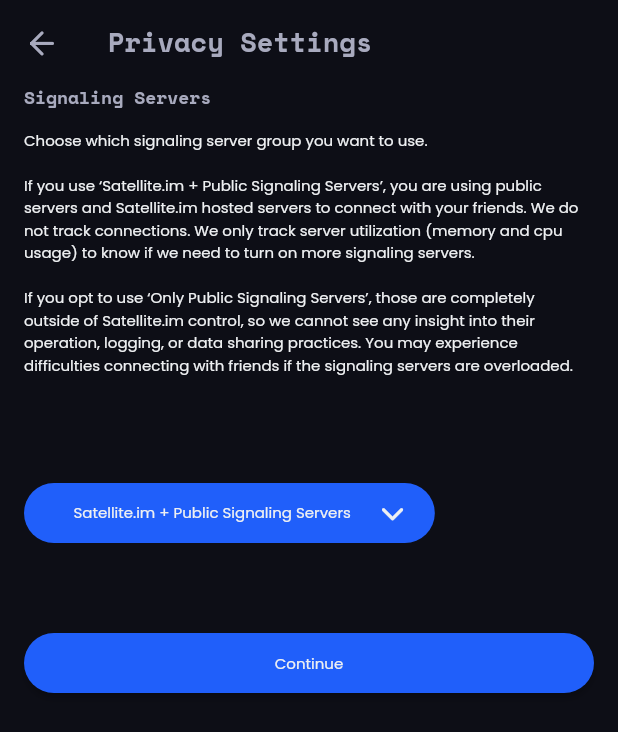
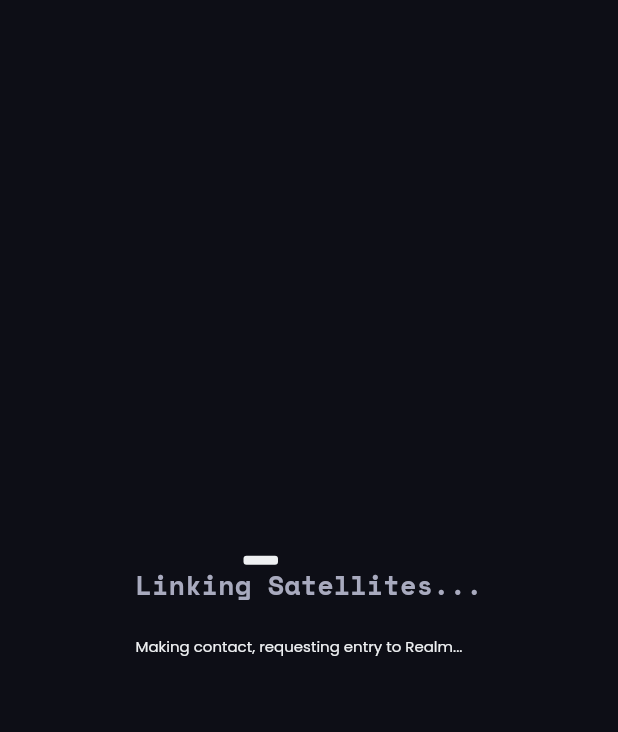
Before and after one commit to Satellite-im/Uplink-Mobile, a Flutter app: the OnboardPrivacySettingSecondPage screen opened directly, after a tap on "Continue", on a phone screen of 412 x 824 dp. Shown: the top 732 px of the screen. Run offline on Flutter 3.47's test engine with Material 2 defaults, Android fonts, the phone set to English and light mode, and no system bars; drawn by our look-alikes of dropdown_button2; our stand-ins replace bloc, image_gallery_saver, permission_handler, screenshot, shared_preferences; accounts and stored records are empty; generated files the repository leaves out were written again.

Commit message:
FA-66 - feat(LikingSatellitesPage): Build Liking Satellites Page

```diff
--- a/lib/app/view/app.dart
+++ b/lib/app/view/app.dart
@@ -13,7 +13,7 @@
 
   @override
   Widget build(BuildContext context) {
-    const _appToBuild = Apps.uiShowroom;
+    const _appToBuild = Apps.mainApp;
 
     return ChangeNotifierProvider(
       create: (context) => ThemeModel(),
--- a/lib/auth/onboard_privacy_setting2_page.dart
+++ b/lib/auth/onboard_privacy_setting2_page.dart
@@ -1,5 +1,6 @@
 import 'package:flutter/material.dart';
 import 'package:ui_library/ui_library_export.dart';
+import 'package:uplink/linking_satelittes_page.dart';
 
 class OnboardPrivacySettingSecondPage extends StatefulWidget {
   const OnboardPrivacySettingSecondPage({Key? key}) : super(key: key);
@@ -50,7 +51,16 @@
                 ),
               ),
               const SizedBox(height: 56),
-              UButton.filled1(label: 'Continue', onPressed: () {}),
+              UButton.filled1(
+                label: 'Continue',
+                onPressed: () {
+                  Navigator.of(context).push(
+                    MaterialPageRoute<void>(
+                      builder: (context) => const LinkingSatellitesPage(),
+                    ),
+                  );
+                },
+              ),
             ],
           ),
         ),
--- /dev/null
+++ b/lib/linking_satelittes_page.dart
@@ -0,0 +1,42 @@
+import 'package:flutter/material.dart';
+import 'package:ui_library/ui_library_export.dart';
+
+class LinkingSatellitesPage extends StatefulWidget {
+  const LinkingSatellitesPage({Key? key}) : super(key: key);
+
+  @override
+  State<LinkingSatellitesPage> createState() => _LinkingSatellitesPageState();
+}
+
+class _LinkingSatellitesPageState extends State<LinkingSatellitesPage> {
+  @override
+  Widget build(BuildContext context) {
+    return Scaffold(
+      body: Padding(
+        padding: const EdgeInsets.fromLTRB(16, 0, 16, 15),
+        child: Center(
+          child: Column(
+            mainAxisAlignment: MainAxisAlignment.center,
+            crossAxisAlignment: CrossAxisAlignment.start,
+            children: const <Widget>[
+              ULoadingIndicator(
+                padding: EdgeInsets.zero,
+              ),
+              UText(
+                'Linking Satellites...',
+                textStyle: UTextStyle.H1_primaryHeader,
+              ),
+              SizedBox.square(
+                dimension: 20,
+              ),
+              UText(
+                'Making contact, requesting entry to Realm...',
+                textStyle: UTextStyle.B1_body,
+              ),
+            ],
+          ),
+        ),
+      ),
+    );
+  }
+}
--- a/packages/ui_library/lib/widgets/u_loading_indicator/u_loading_indicator.dart
+++ b/packages/ui_library/lib/widgets/u_loading_indicator/u_loading_indicator.dart
@@ -53,6 +53,7 @@
       padding:
           widget.padding != null ? widget.padding! : const EdgeInsets.all(16.0),
       child: Row(
+        mainAxisSize: MainAxisSize.min,
         children: [
           SizedBox(
             width: _positionAnimation.value,
```
